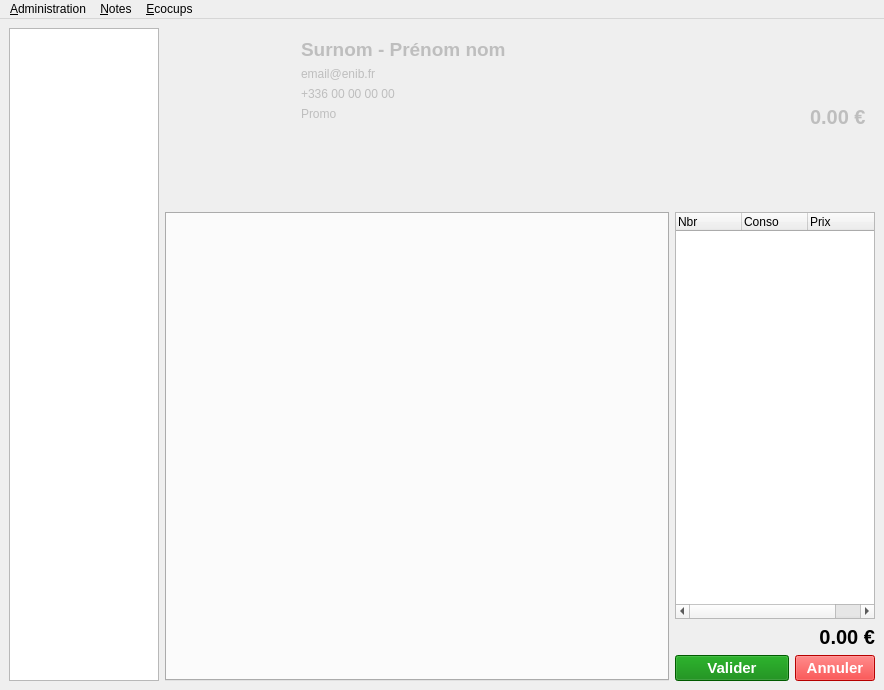
Qt form application/ui/mainwindow.ui (nils-van-zuijlen/Enibar) before a commit.
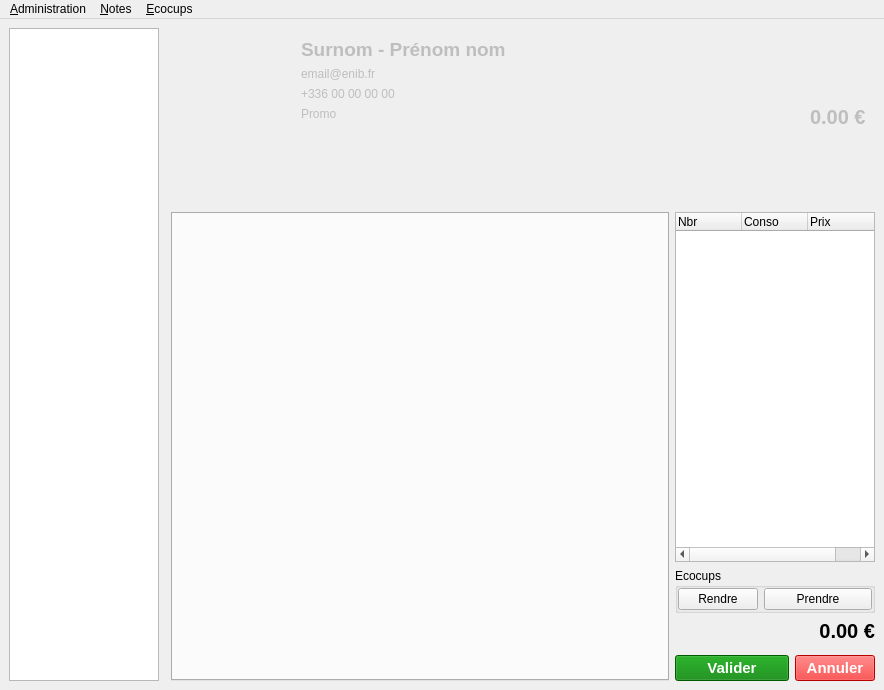
The same form after that commit. Custom widgets are drawn as their Qt base class.

Patch:
```diff
--- a/application/ui/mainwindow.ui
+++ b/application/ui/mainwindow.ui
@@ -55,35 +55,7 @@
       </property>
      </widget>
     </item>
-    <item row="2" column="1">
-     <widget class="Panels" name="panels">
-      <property name="enabled">
-       <bool>true</bool>
-      </property>
-      <property name="tabPosition">
-       <enum>QTabWidget::North</enum>
-      </property>
-      <property name="tabShape">
-       <enum>QTabWidget::Rounded</enum>
-      </property>
-      <property name="currentIndex">
-       <number>-1</number>
-      </property>
-      <property name="elideMode">
-       <enum>Qt::ElideRight</enum>
-      </property>
-      <property name="usesScrollButtons">
-       <bool>true</bool>
-      </property>
-      <property name="documentMode">
-       <bool>false</bool>
-      </property>
-      <property name="movable">
-       <bool>true</bool>
-      </property>
-     </widget>
-    </item>
-    <item row="2" column="2">
+    <item row="2" column="3">
      <widget class="QWidget" name="widget" native="true">
       <property name="sizePolicy">
        <sizepolicy hsizetype="Maximum" vsizetype="Preferred">
@@ -144,7 +116,7 @@
          </column>
         </widget>
        </item>
-       <item row="1" column="0">
+       <item row="2" column="0">
         <widget class="QLabel" name="total">
          <property name="minimumSize">
           <size>
@@ -176,7 +148,7 @@
          </property>
         </widget>
        </item>
-       <item row="2" column="0">
+       <item row="5" column="0">
         <widget class="QWidget" name="widget_2" native="true">
          <property name="minimumSize">
           <size>
@@ -246,10 +218,93 @@
          </layout>
         </widget>
        </item>
+       <item row="3" column="0">
+        <widget class="QWidget" name="widget_3" native="true">
+         <property name="minimumSize">
+          <size>
+           <width>200</width>
+           <height>0</height>
+          </size>
+         </property>
+         <property name="maximumSize">
+          <size>
+           <width>200</width>
+           <height>16777215</height>
+          </size>
+         </property>
+         <property name="baseSize">
+          <size>
+           <width>200</width>
+           <height>0</height>
+          </size>
+         </property>
+         <layout class="QHBoxLayout" name="horizontalLayout_3">
+          <property name="leftMargin">
+           <number>0</number>
+          </property>
+          <property name="topMargin">
+           <number>0</number>
+          </property>
+          <property name="rightMargin">
+           <number>0</number>
+          </property>
+          <property name="bottomMargin">
+           <number>0</number>
+          </property>
+         </layout>
+        </widget>
+       </item>
+       <item row="1" column="0">
+        <widget class="QGroupBox" name="groupBox">
+         <property name="maximumSize">
+          <size>
+           <width>200</width>
+           <height>16777215</height>
+          </size>
+         </property>
+         <property name="title">
+          <string>Ecocups</string>
+         </property>
+         <layout class="QHBoxLayout" name="horizontalLayout_4">
+          <property name="leftMargin">
+           <number>0</number>
+          </property>
+          <property name="topMargin">
+           <number>0</number>
+          </property>
+          <property name="rightMargin">
+           <number>0</number>
+          </property>
+          <property name="bottomMargin">
+           <number>0</number>
+          </property>
+          <item>
+           <widget class="QPushButton" name="repay_ecocup_btn">
+            <property name="text">
+             <string>Rendre</string>
+            </property>
+           </widget>
+          </item>
+          <item>
+           <widget class="QPushButton" name="take_ecocup_btn">
+            <property name="sizePolicy">
+             <sizepolicy hsizetype="Expanding" vsizetype="Fixed">
+              <horstretch>0</horstretch>
+              <verstretch>0</verstretch>
+             </sizepolicy>
+            </property>
+            <property name="text">
+             <string>Prendre</string>
+            </property>
+           </widget>
+          </item>
+         </layout>
+        </widget>
+       </item>
       </layout>
      </widget>
     </item>
-    <item row="0" column="1" rowspan="2" colspan="2">
+    <item row="0" column="1" rowspan="2" colspan="3">
      <widget class="QFrame" name="note_box">
       <property name="enabled">
        <bool>false</bool>
@@ -432,6 +487,34 @@
       </layout>
      </widget>
     </item>
+    <item row="2" column="2">
+     <widget class="Panels" name="panels">
+      <property name="enabled">
+       <bool>true</bool>
+      </property>
+      <property name="tabPosition">
+       <enum>QTabWidget::North</enum>
+      </property>
+      <property name="tabShape">
+       <enum>QTabWidget::Rounded</enum>
+      </property>
+      <property name="currentIndex">
+       <number>-1</number>
+      </property>
+      <property name="elideMode">
+       <enum>Qt::ElideRight</enum>
+      </property>
+      <property name="usesScrollButtons">
+       <bool>true</bool>
+      </property>
+      <property name="documentMode">
+       <bool>false</bool>
+      </property>
+      <property name="movable">
+       <bool>true</bool>
+      </property>
+     </widget>
+    </item>
    </layout>
   </widget>
   <widget class="MenuBar" name="menu_bar">
```
Left out of the diff: 32 changed lines with no effect on the pictures.
